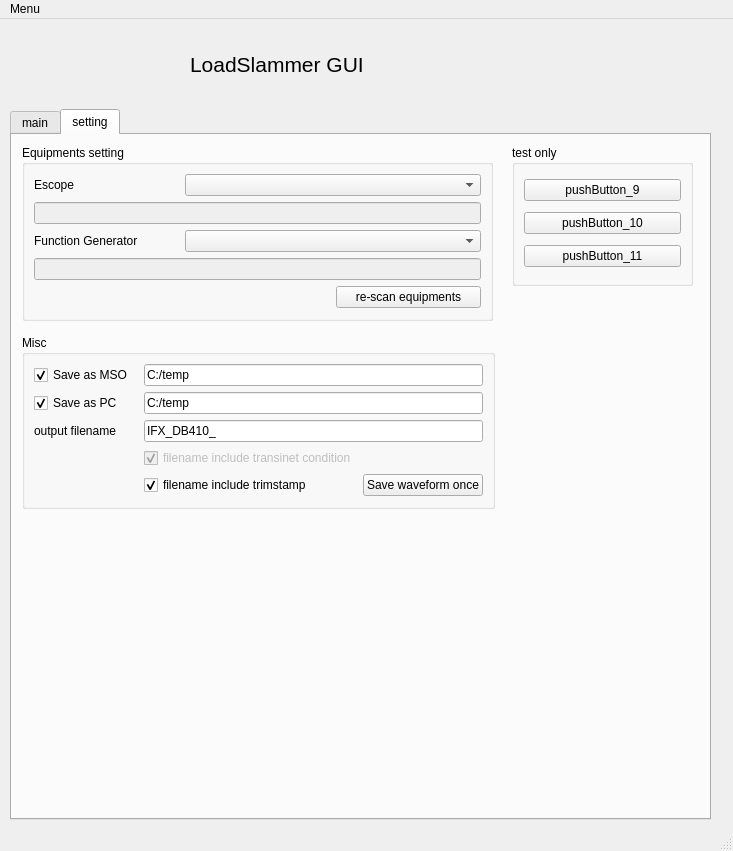
The window that PySide2_DB410_ui.ui (a9202507/ifx_gui_for_core_power_validation) describes before a commit, drawn with Qt 5.
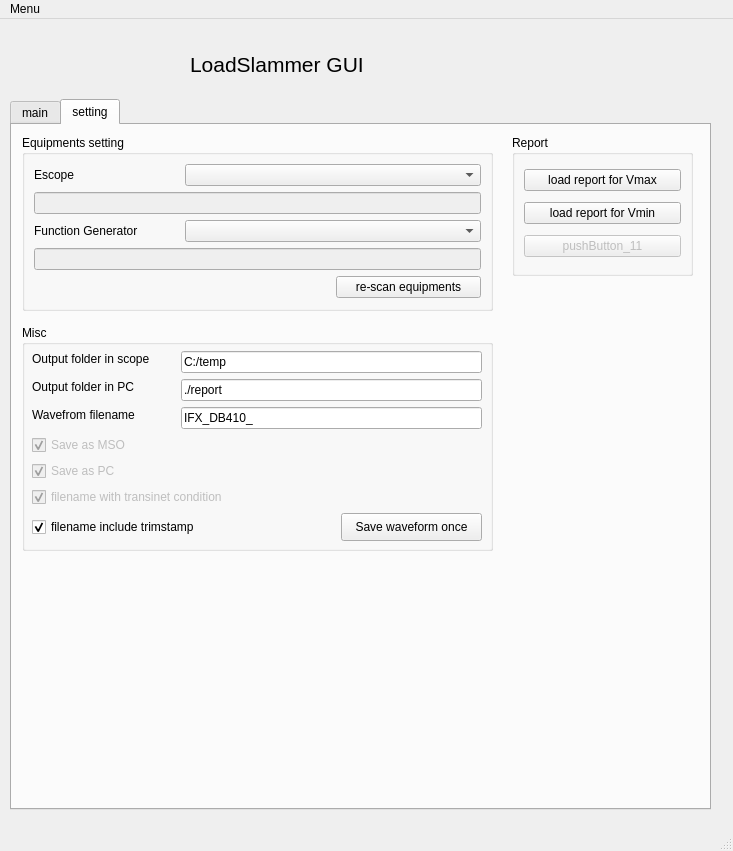
The same window after the commit. The open tabs and pages were chosen to show the change. Icons and pictures are not drawn.

Commit message: RC1 release

```diff
--- a/PySide2_DB410_ui.ui
+++ b/PySide2_DB410_ui.ui
@@ -60,7 +60,7 @@
     <property name="geometry">
      <rect>
       <x>10</x>
-      <y>90</y>
+      <y>80</y>
       <width>701</width>
       <height>711</height>
      </rect>
@@ -439,16 +439,25 @@
        <rect>
         <x>10</x>
         <y>200</y>
-        <width>473</width>
-        <height>174</height>
+        <width>471</width>
+        <height>226</height>
        </rect>
       </property>
       <property name="title">
        <string>Misc</string>
       </property>
-      <layout class="QGridLayout" name="gridLayout_2">
-       <item row="0" column="0">
         <widget class="QCheckBox" name="checkBox_4">
+       <property name="enabled">
+        <bool>false</bool>
+       </property>
+       <property name="geometry">
+        <rect>
+         <x>10</x>
+         <y>110</y>
+         <width>103</width>
+         <height>20</height>
+        </rect>
+       </property>
          <property name="text">
           <string>Save as MSO</string>
          </property>
@@ -456,9 +465,18 @@
           <bool>true</bool>
          </property>
         </widget>
-       </item>
-       <item row="1" column="0">
         <widget class="QCheckBox" name="checkBox_5">
+       <property name="enabled">
+        <bool>false</bool>
+       </property>
+       <property name="geometry">
+        <rect>
+         <x>10</x>
+         <y>136</y>
+         <width>91</width>
+         <height>20</height>
+        </rect>
+       </property>
          <property name="text">
           <string>Save as PC</string>
          </property>
@@ -466,29 +484,53 @@
           <bool>true</bool>
          </property>
         </widget>
-       </item>
-       <item row="2" column="0">
         <widget class="QLabel" name="label_8">
+       <property name="geometry">
+        <rect>
+         <x>10</x>
+         <y>82</y>
+         <width>112</width>
+         <height>16</height>
+        </rect>
+       </property>
          <property name="text">
-          <string>output filename</string>
-         </property>
-        </widget>
-       </item>
-       <item row="3" column="1">
+        <string>Wavefrom filename</string>
+       </property>
+      </widget>
         <widget class="QCheckBox" name="checkBox">
          <property name="enabled">
           <bool>false</bool>
          </property>
+       <property name="geometry">
+        <rect>
+         <x>10</x>
+         <y>162</y>
+         <width>213</width>
+         <height>20</height>
+        </rect>
+       </property>
          <property name="text">
-          <string>filename include transinet condition</string>
+        <string>filename with transinet condition</string>
+       </property>
+       <property name="checkable">
+        <bool>true</bool>
          </property>
          <property name="checked">
           <bool>true</bool>
          </property>
-        </widget>
-       </item>
-       <item row="4" column="1">
+       <property name="tristate">
+        <bool>false</bool>
+       </property>
+      </widget>
         <widget class="QCheckBox" name="checkBox_2">
+       <property name="geometry">
+        <rect>
+         <x>10</x>
+         <y>192</y>
+         <width>182</width>
+         <height>20</height>
+        </rect>
+       </property>
          <property name="text">
           <string>filename include trimstamp</string>
          </property>
@@ -496,39 +538,96 @@
           <bool>true</bool>
          </property>
         </widget>
-       </item>
-       <item row="4" column="2">
         <widget class="QPushButton" name="pushButton_7">
          <property name="enabled">
           <bool>true</bool>
          </property>
+       <property name="geometry">
+        <rect>
+         <x>319</x>
+         <y>188</y>
+         <width>141</width>
+         <height>28</height>
+        </rect>
+       </property>
          <property name="text">
           <string>Save waveform once</string>
          </property>
         </widget>
-       </item>
-       <item row="1" column="1" colspan="2">
         <widget class="QLineEdit" name="lineEdit_27">
+       <property name="enabled">
+        <bool>true</bool>
+       </property>
+       <property name="geometry">
+        <rect>
+         <x>159</x>
+         <y>54</y>
+         <width>301</width>
+         <height>22</height>
+        </rect>
+       </property>
          <property name="text">
-          <string>C:/temp</string>
-         </property>
-        </widget>
-       </item>
-       <item row="0" column="1" colspan="2">
+        <string>./report</string>
+       </property>
+       <property name="cursorPosition">
+        <number>8</number>
+       </property>
+       <property name="readOnly">
+        <bool>true</bool>
+       </property>
+      </widget>
         <widget class="QLineEdit" name="lineEdit_26">
+       <property name="geometry">
+        <rect>
+         <x>159</x>
+         <y>26</y>
+         <width>301</width>
+         <height>22</height>
+        </rect>
+       </property>
          <property name="text">
           <string>C:/temp</string>
          </property>
         </widget>
-       </item>
-       <item row="2" column="1" colspan="2">
         <widget class="QLineEdit" name="lineEdit_7">
+       <property name="geometry">
+        <rect>
+         <x>159</x>
+         <y>82</y>
+         <width>301</width>
+         <height>22</height>
+        </rect>
+       </property>
          <property name="text">
           <string>IFX_DB410_</string>
          </property>
         </widget>
-       </item>
-      </layout>
+      <widget class="QLabel" name="label_9">
+       <property name="geometry">
+        <rect>
+         <x>10</x>
+         <y>26</y>
+         <width>141</width>
+         <height>16</height>
+        </rect>
+       </property>
+       <property name="text">
+        <string>Output folder in scope</string>
+       </property>
+      </widget>
+      <widget class="QLabel" name="label_14">
+       <property name="geometry">
+        <rect>
+         <x>10</x>
+         <y>54</y>
+         <width>141</width>
+         <height>16</height>
+        </rect>
+       </property>
+       <property name="text">
+        <string>Output folder in PC</string>
+       </property>
+      </widget>
      </widget>
      <widget class="QGroupBox" name="groupBox_5">
       <property name="geometry">
@@ -540,7 +639,7 @@
        </rect>
       </property>
       <property name="title">
-       <string>test only</string>
+       <string>Report</string>
       </property>
       <layout class="QVBoxLayout" name="verticalLayout">
        <item>
@@ -549,7 +648,7 @@
           <bool>true</bool>
          </property>
          <property name="text">
-          <string>pushButton_9</string>
+          <string>load report for Vmax</string>
          </property>
         </widget>
        </item>
@@ -559,14 +658,14 @@
           <bool>true</bool>
          </property>
          <property name="text">
-          <string>pushButton_10</string>
+          <string>load report for Vmin</string>
          </property>
         </widget>
        </item>
        <item>
         <widget class="QPushButton" name="pushButton_11">
          <property name="enabled">
-          <bool>true</bool>
+          <bool>false</bool>
          </property>
          <property name="text">
           <string>pushButton_11</string>
```
Lines whose indentation alone changed are shown as unchanged. The commit also changes 2 other files.
